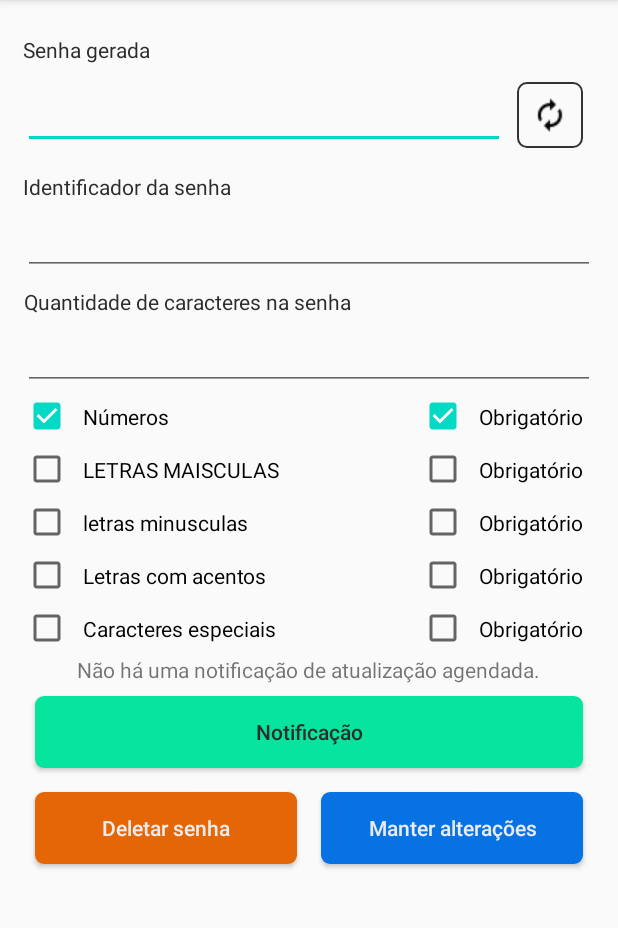
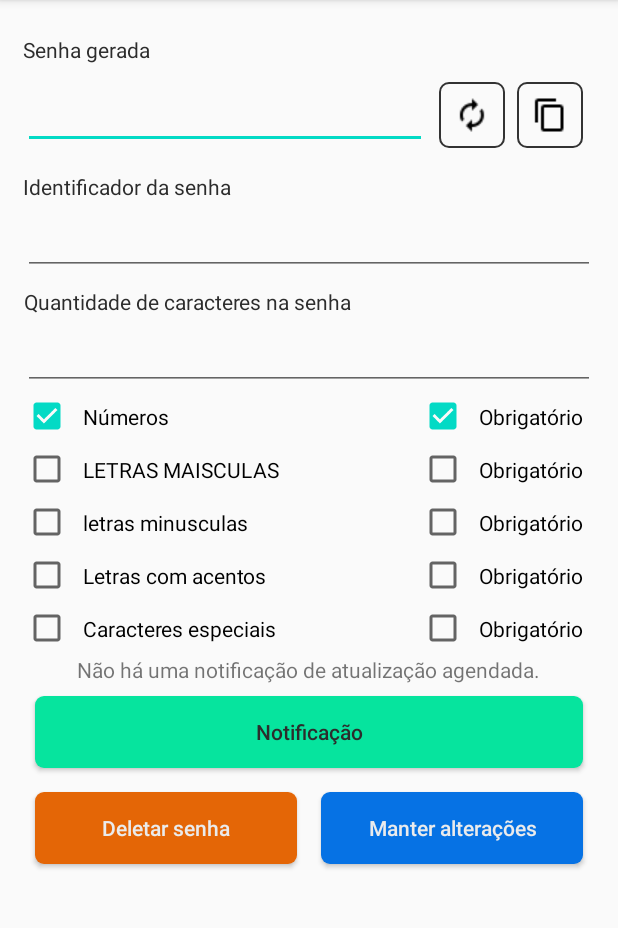
Before and after one commit to willigro/notify-password, an Android app: the ManagerPasswordActivity screen opened directly, with no data from a screen before it, on a phone screen of 412 x 824 dp, the part 84-1012 px from its top. Run offline under Robolectric (Android 15) with nearby library versions, the phone set to English and light mode, and no system bars; libraries missing offline, so code that uses them is left out: com.rittmann.androidtools, com.rittmann.baselifecycle, com.rittmann.widgets, org.kodein.di; 15 statements that could not run were skipped.

```diff
--- a/app/src/main/java/com/rittmann/passwordnotify/ui/managerpassword/ManagerPasswordActivity.kt
+++ b/app/src/main/java/com/rittmann/passwordnotify/ui/managerpassword/ManagerPasswordActivity.kt
@@ -1,15 +1,15 @@
 package com.rittmann.passwordnotify.ui.managerpassword
 
 import android.app.Activity
+import android.content.ClipData
+import android.content.ClipboardManager
 import android.content.Context
 import android.content.Intent
 import android.os.Bundle
 import android.text.InputType
-import android.view.MenuItem
 import android.widget.EditText
 import android.widget.TextView
 import androidx.annotation.VisibleForTesting
-import androidx.appcompat.widget.Toolbar
 import androidx.lifecycle.ViewModelProvider
 import com.rittmann.androidtools.dateutil.DateUtilImpl
 import com.rittmann.passwordnotify.R
@@ -29,6 +29,7 @@ import kotlinx.android.synthetic.main.activity_manager_password.btnUpdaterManage
 import kotlinx.android.synthetic.main.activity_manager_password.edtName
 import kotlinx.android.synthetic.main.activity_manager_password.labelNotificationDescription
 import kotlinx.android.synthetic.main.activity_manager_password.labelNotificationsNotFound
+import kotlinx.android.synthetic.main.generate_password_input.btnCopyPassword
 import kotlinx.android.synthetic.main.generate_password_input.btnGeneratePassword
 import kotlinx.android.synthetic.main.generate_password_input.edtGeneratedPassword
 import kotlinx.android.synthetic.main.password_permissions.checkAccent
@@ -43,6 +44,7 @@ import kotlinx.android.synthetic.main.password_permissions.checkSpecial
 import kotlinx.android.synthetic.main.password_permissions.checkUpperCase
 import kotlinx.android.synthetic.main.password_permissions.edtLength
 import org.kodein.di.erased.instance
+
 
 class ManagerPasswordActivity : BaseAppActivity() {
 
@@ -82,6 +84,13 @@ class ManagerPasswordActivity : BaseAppActivity() {
 
         btnGeneratePassword.setOnClickListener {
             viewModel.generatePassword(generateManagerPermission())
+        }
+
+        btnCopyPassword.setOnClickListener {
+            val clipboard: ClipboardManager =
+                getSystemService(CLIPBOARD_SERVICE) as ClipboardManager
+            val clip = ClipData.newPlainText("label", edtGeneratedPassword.text?.toString() ?: "")
+            clipboard.setPrimaryClip(clip)
         }
 
         btnUpdaterManager.setOnClickListener {
--- a/app/src/main/res/layout/activity_manager_password.xml
+++ b/app/src/main/res/layout/activity_manager_password.xml
@@ -1,6 +1,5 @@
 <?xml version="1.0" encoding="utf-8"?>
 <ScrollView xmlns:android="http://schemas.android.com/apk/res/android"
-    xmlns:app="http://schemas.android.com/apk/res-auto"
     xmlns:tools="http://schemas.android.com/tools"
     android:id="@+id/content"
     android:layout_width="match_parent"
--- a/app/src/main/res/layout/generate_password_input.xml
+++ b/app/src/main/res/layout/generate_password_input.xml
@@ -36,6 +36,19 @@
             android:src="@drawable/baseline_autorenew_black_24dp"
             android:text="@string/action_generate"
             app:layout_constraintBottom_toBottomOf="parent"
+            app:layout_constraintEnd_toStartOf="@id/btnCopyPassword"
+            app:layout_constraintTop_toTopOf="parent" />
+
+        <ImageView
+            android:id="@+id/btnCopyPassword"
+            style="@style/Clickable"
+            android:layout_width="wrap_content"
+            android:layout_height="wrap_content"
+            android:layout_margin="@dimen/default_margin"
+            android:background="@drawable/rounded_black_button_outline"
+            android:src="@drawable/baseline_content_copy_black_24dp"
+            android:text="@string/action_generate"
+            app:layout_constraintBottom_toBottomOf="parent"
             app:layout_constraintEnd_toEndOf="parent"
             app:layout_constraintTop_toTopOf="parent" />
     </androidx.constraintlayout.widget.ConstraintLayout>
```
Also changed, not shown: app/src/main/res/drawable/baseline_content_copy_black_24dp.png (added).
